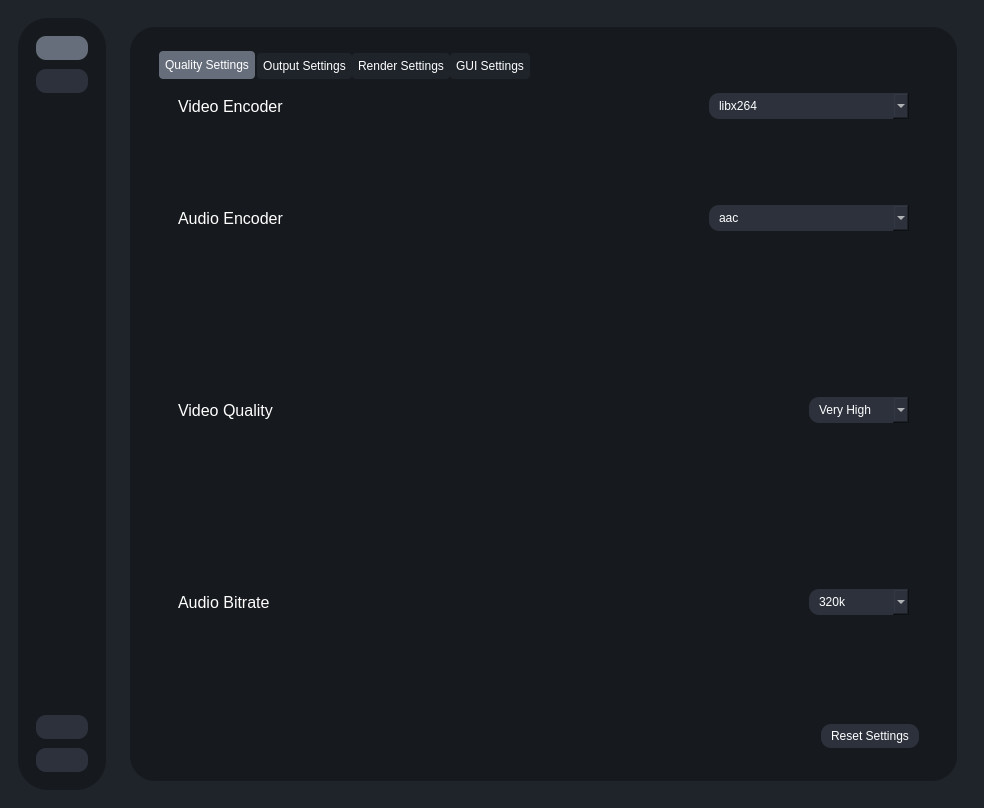
TNTwise/Rife-ESRGAN-App-Linux-QT, file testRVEInterface.ui: the form before one commit.
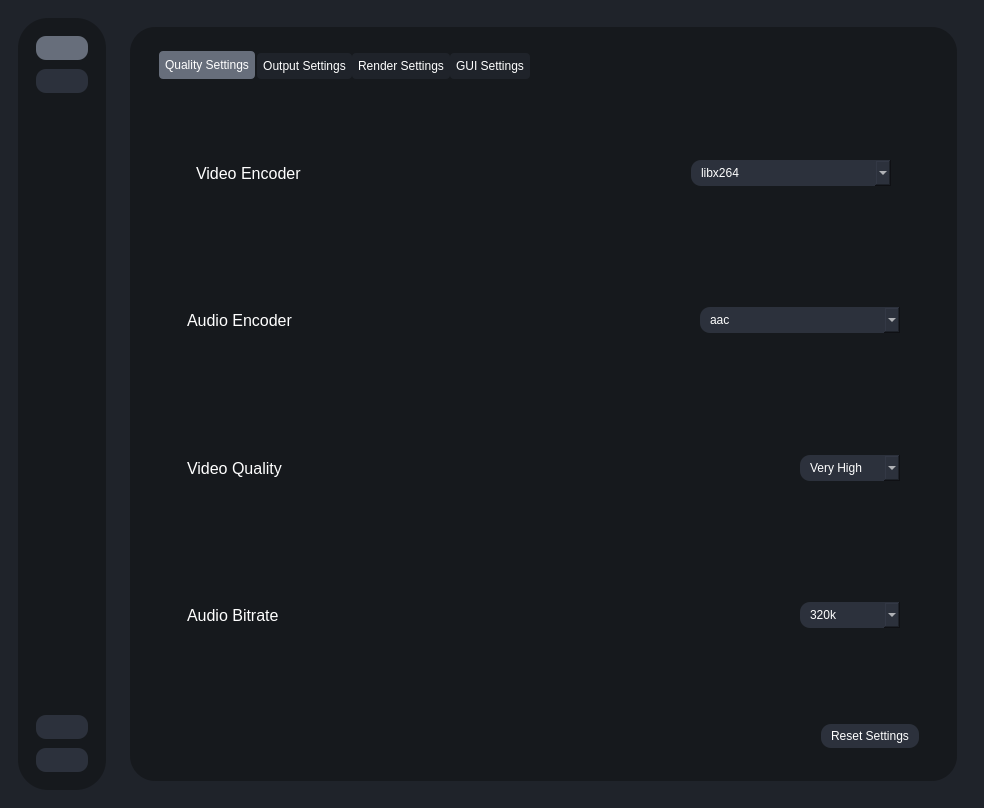
The form after the commit. Icons and pictures are not drawn.

Commit message: add audio bitrate

The edit to the form file:
```diff
--- a/testRVEInterface.ui
+++ b/testRVEInterface.ui
@@ -2212,10 +2212,11 @@
                      </attribute>
                      <layout class="QVBoxLayout" name="verticalLayout_34">
                       <item>
-                       <layout class="QHBoxLayout" name="encoderSettingsContainer">
-                        <property name="spacing">
-                         <number>0</number>
-                        </property>
+                       <widget class="QWidget" name="widget_15" native="true">
+                        <layout class="QVBoxLayout" name="verticalLayout_26">
+                         <item>
+                          <widget class="QWidget" name="widget_17" native="true">
+                           <layout class="QHBoxLayout" name="horizontalLayout_34">
                         <item>
                          <widget class="QLabel" name="encoderLabel">
                           <property name="font">
@@ -2292,6 +2293,7 @@
                          </widget>
                         </item>
                        </layout>
+                          </widget>
                       </item>
                       <item>
                        <widget class="QWidget" name="widget_20" native="true">
@@ -2360,8 +2362,8 @@
                        </widget>
                       </item>
                       <item>
-                       <widget class="QWidget" name="widget_9" native="true">
-                        <layout class="QHBoxLayout" name="horizontalLayout_25">
+                          <widget class="QWidget" name="widget_18" native="true">
+                           <layout class="QHBoxLayout" name="horizontalLayout_35">
                          <property name="spacing">
                           <number>0</number>
                          </property>
@@ -2378,7 +2380,7 @@
                           <number>0</number>
                          </property>
                          <item>
-                          <widget class="QLabel" name="encoderLabel_2">
+                             <widget class="QLabel" name="encoderLabel_5">
                            <property name="font">
                             <font>
                              <pointsize>12</pointsize>
@@ -2390,7 +2392,7 @@
                           </widget>
                          </item>
                          <item>
-                          <spacer name="horizontalSpacer_10">
+                             <spacer name="horizontalSpacer_17">
                            <property name="orientation">
                             <enum>Qt::Orientation::Horizontal</enum>
                            </property>
@@ -2479,7 +2481,7 @@
                           </spacer>
                          </item>
                          <item>
-                          <widget class="QComboBox" name="audio_quality">
+                             <widget class="QComboBox" name="audio_bitrate">
                            <property name="minimumSize">
                             <size>
                              <width>100</width>
@@ -2506,6 +2508,9 @@
                              <string>96k</string>
                             </property>
                            </item>
+                             </widget>
+                            </item>
+                           </layout>
                           </widget>
                          </item>
                         </layout>
```
Lines whose indentation alone changed are shown as unchanged. The commit also changes 2 other files.
